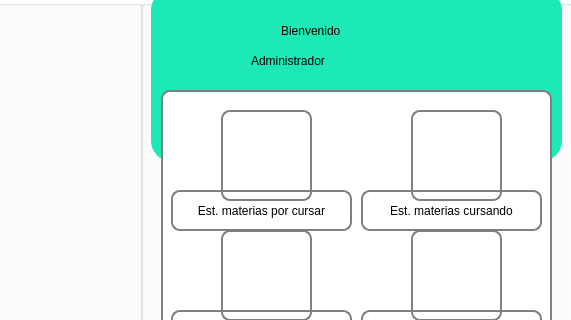
Before: the Qt Designer form SCS/administrador.ui in sagarme17/SCS, drawn with Qt 5; both pictures show x 169 to 740 and y 0 to 320 of the 740 by 560 pixel window.
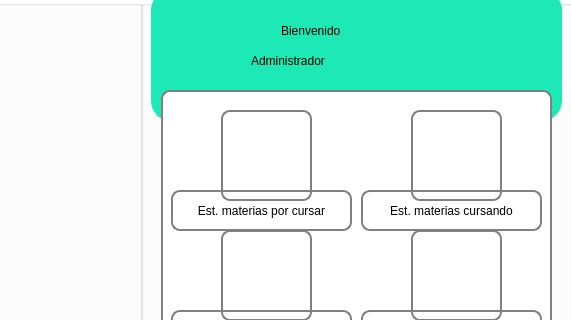
After: the same form once the commit is applied. Icons and pictures are not drawn.

Patch:
```diff
--- a/SCS/administrador.ui
+++ b/SCS/administrador.ui
@@ -415,7 +415,7 @@
       <x>10</x>
       <y>-10</y>
       <width>411</width>
-      <height>171</height>
+      <height>131</height>
      </rect>
     </property>
     <property name="styleSheet">
```
